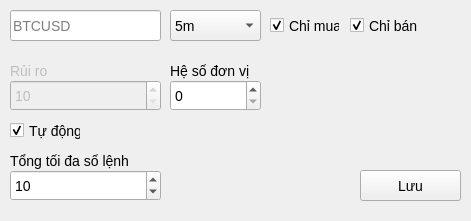
Qt form ui/EditWindow.ui (nguyenvantat1182002/rsi-signal-bot) before a commit.
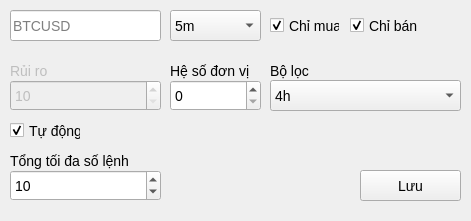
The same form after that commit.

What changed in the file:
```diff
--- a/ui/EditWindow.ui
+++ b/ui/EditWindow.ui
@@ -242,6 +242,45 @@
      <number>100000</number>
     </property>
    </widget>
+   <widget class="QLabel" name="label_4">
+    <property name="geometry">
+     <rect>
+      <x>270</x>
+      <y>60</y>
+      <width>47</width>
+      <height>21</height>
+     </rect>
+    </property>
+    <property name="text">
+     <string>Bộ lọc</string>
+    </property>
+   </widget>
+   <widget class="QComboBox" name="comboBox_2">
+    <property name="geometry">
+     <rect>
+      <x>270</x>
+      <y>80</y>
+      <width>191</width>
+      <height>31</height>
+     </rect>
+    </property>
+    <property name="cursor">
+     <cursorShape>PointingHandCursor</cursorShape>
+    </property>
+    <property name="currentIndex">
+     <number>0</number>
+    </property>
+    <item>
+     <property name="text">
+      <string>4h</string>
+     </property>
+    </item>
+    <item>
+     <property name="text">
+      <string>1d</string>
+     </property>
+    </item>
+   </widget>
   </widget>
  </widget>
  <resources/>
```
